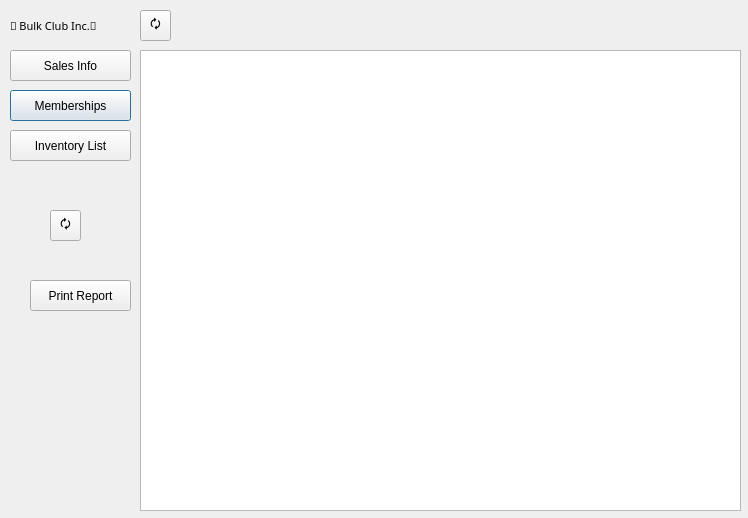
UnitedPuggs/The-Simps, file Manager.ui: the form before one commit.
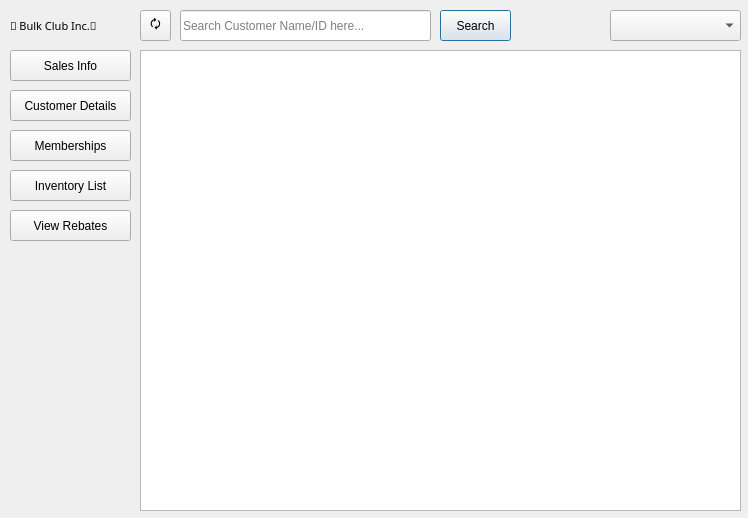
The form after the commit. The open tabs and pages were chosen to show the change.

```diff
--- a/Manager.ui
+++ b/Manager.ui
@@ -195,14 +195,33 @@
     </widget>
    </widget>
    <widget class="QWidget" name="customerPage">
-    <widget class="QTableWidget" name="customerPage_tableWidget">
+    <widget class="QComboBox" name="customerPage_sortBox">
      <property name="geometry">
       <rect>
-       <x>0</x>
-       <y>50</y>
-       <width>601</width>
-       <height>461</height>
+       <x>470</x>
+       <y>10</y>
+       <width>131</width>
+       <height>31</height>
       </rect>
+     </property>
+     <property name="font">
+      <font>
+       <family>Arial</family>
+       <pointsize>9</pointsize>
+      </font>
+     </property>
+    </widget>
+    <widget class="QLineEdit" name="customerPage_searchBar">
+     <property name="geometry">
+      <rect>
+       <x>40</x>
+       <y>10</y>
+       <width>251</width>
+       <height>31</height>
+      </rect>
+     </property>
+     <property name="placeholderText">
+      <string>Search Customer Name/ID here...</string>
      </property>
     </widget>
     <widget class="QToolButton" name="customerPage_refreshButton">
@@ -218,6 +237,72 @@
       <string>🗘</string>
      </property>
     </widget>
+    <widget class="QTableWidget" name="customerPage_tableWidget">
+     <property name="geometry">
+      <rect>
+       <x>0</x>
+       <y>50</y>
+       <width>601</width>
+       <height>461</height>
+      </rect>
+     </property>
+     <property name="sizePolicy">
+      <sizepolicy hsizetype="Preferred" vsizetype="Preferred">
+       <horstretch>0</horstretch>
+       <verstretch>0</verstretch>
+      </sizepolicy>
+     </property>
+    </widget>
+    <widget class="QPushButton" name="customerPage_searchButton">
+     <property name="geometry">
+      <rect>
+       <x>300</x>
+       <y>10</y>
+       <width>71</width>
+       <height>31</height>
+      </rect>
+     </property>
+     <property name="font">
+      <font>
+       <family>Arial</family>
+       <pointsize>9</pointsize>
+      </font>
+     </property>
+     <property name="text">
+      <string>Search</string>
+     </property>
+    </widget>
+   </widget>
+   <widget class="QWidget" name="membershipPage">
+    <widget class="QTableWidget" name="membershipPage_tableWidget">
+     <property name="geometry">
+      <rect>
+       <x>0</x>
+       <y>50</y>
+       <width>601</width>
+       <height>461</height>
+      </rect>
+     </property>
+     <property name="sizePolicy">
+      <sizepolicy hsizetype="Preferred" vsizetype="Preferred">
+       <horstretch>0</horstretch>
+       <verstretch>0</verstretch>
+      </sizepolicy>
+     </property>
+    </widget>
+    <widget class="QToolButton" name="membershipPage_refreshButton">
+     <property name="geometry">
+      <rect>
+       <x>0</x>
+       <y>10</y>
+       <width>31</width>
+       <height>31</height>
+      </rect>
+     </property>
+     <property name="text">
+      <string>🗘</string>
+     </property>
+    </widget>
    </widget>
    <widget class="QWidget" name="inventoryPage">
     <widget class="QToolButton" name="inventoryPage_refreshButton">
@@ -244,25 +329,13 @@
      </property>
     </widget>
    </widget>
-  </widget>
-  <widget class="QPushButton" name="customerButton">
-   <property name="geometry">
-    <rect>
-     <x>10</x>
-     <y>90</y>
-     <width>121</width>
-     <height>31</height>
-    </rect>
-   </property>
-   <property name="text">
-    <string>Memberships</string>
-   </property>
+   <widget class="QWidget" name="rebatePage"/>
   </widget>
   <widget class="QPushButton" name="inventoryButton">
    <property name="geometry">
     <rect>
      <x>10</x>
-     <y>130</y>
+     <y>170</y>
      <width>121</width>
      <height>31</height>
     </rect>
@@ -284,30 +357,43 @@
     <string>Sales Info</string>
    </property>
   </widget>
-  <widget class="QToolButton" name="salesPage_refreshButton">
+  <widget class="QPushButton" name="membershipButton">
    <property name="geometry">
     <rect>
-     <x>50</x>
+     <x>10</x>
+     <y>130</y>
+     <width>121</width>
+     <height>31</height>
+    </rect>
+   </property>
+   <property name="text">
+    <string>Memberships</string>
+   </property>
+  </widget>
+  <widget class="QPushButton" name="customerButton">
+   <property name="geometry">
+    <rect>
+     <x>10</x>
+     <y>90</y>
+     <width>121</width>
+     <height>31</height>
+    </rect>
+   </property>
+   <property name="text">
+    <string>Customer Details</string>
+   </property>
+  </widget>
+  <widget class="QPushButton" name="rebatesButton">
+   <property name="geometry">
+    <rect>
+     <x>10</x>
      <y>210</y>
-     <width>31</width>
+     <width>121</width>
      <height>31</height>
     </rect>
    </property>
    <property name="text">
-    <string>🗘</string>
-   </property>
-  </widget>
-  <widget class="QPushButton" name="salesPage_printButton">
-   <property name="geometry">
-    <rect>
-     <x>30</x>
-     <y>280</y>
-     <width>101</width>
-     <height>31</height>
-    </rect>
-   </property>
-   <property name="text">
-    <string>Print Report</string>
+    <string>View Rebates</string>
    </property>
   </widget>
  </widget>
```
Left out of the diff: 69 changed lines with no effect on the pictures.
